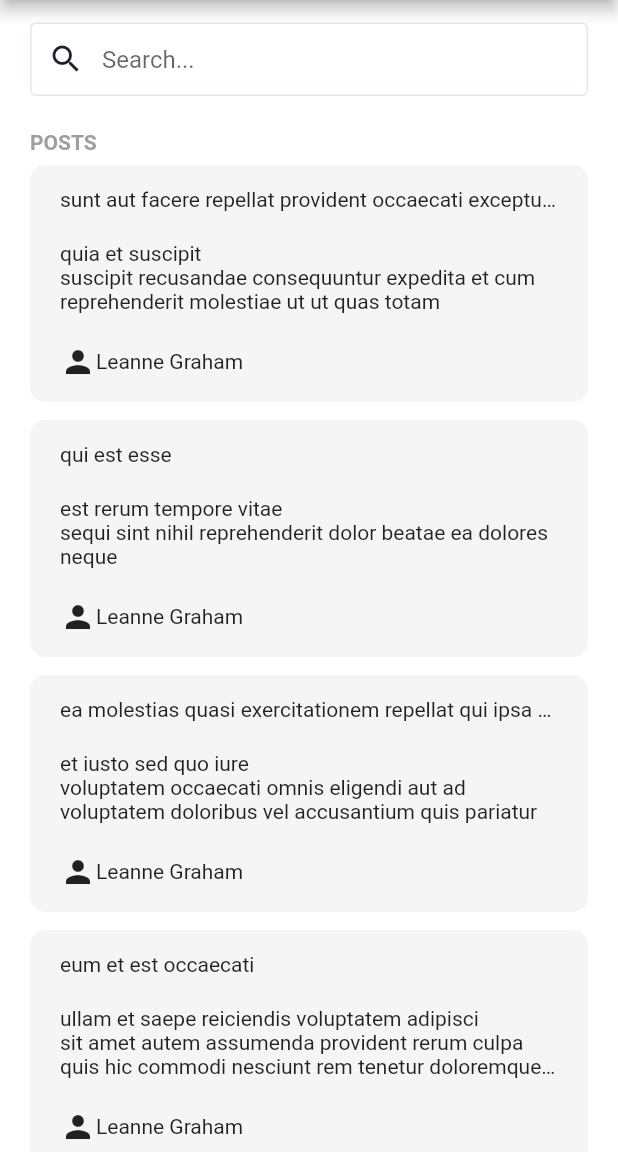
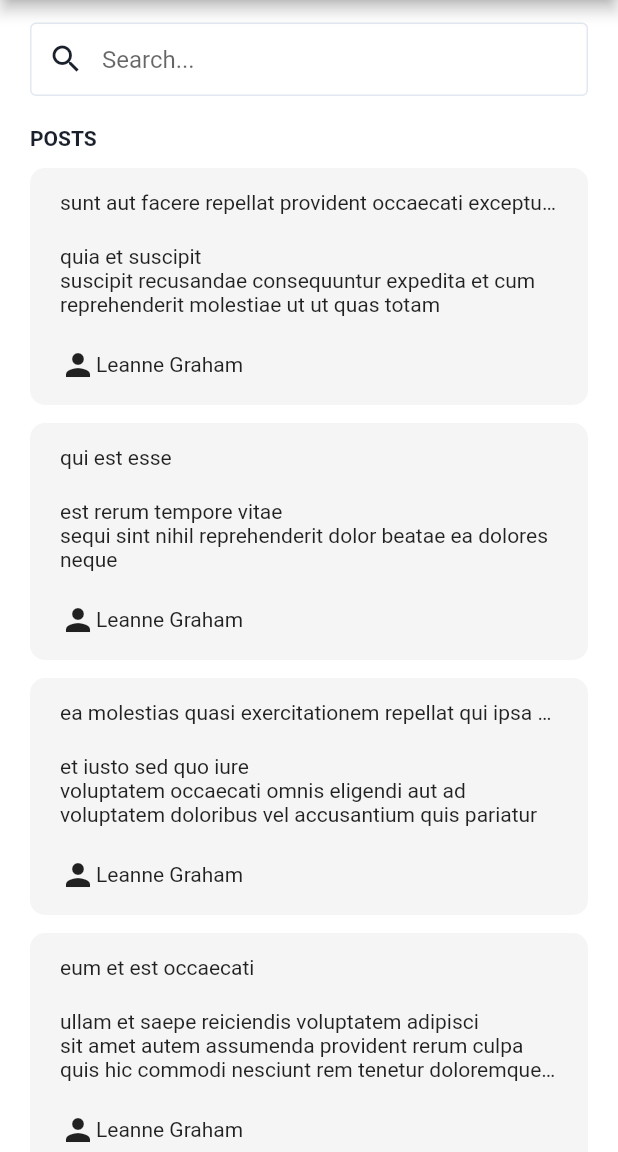
Before and after one commit to sefadogan/searchable-cards-flutter, a Flutter app: the screen it shows after launch, on a phone screen of 412 x 824 dp, the part 84-1236 px from its top. Run offline on Flutter 3.47's test engine with Material 2 defaults, Android fonts, the phone set to English and light mode, and no system bars; our stand-ins replace flutter_redux, redux; Roboto replaces fonts that are missing (Quicksand).

```diff
--- a/lib/pages/home/home_page.dart
+++ b/lib/pages/home/home_page.dart
@@ -30,7 +30,9 @@ class _HomePageState extends State<HomePage> {
       body: StoreConnector<AppState, AppState>(
         converter: (store) => store.state,
         builder: (context, state) {
-          return SingleChildScrollView(
+          return GestureDetector(
+            onTap: () => FocusScope.of(context).unfocus(),
+            child: SingleChildScrollView(
               physics: const BouncingScrollPhysics(),
               child: Padding(
                 padding: const EdgeInsets.symmetric(horizontal: 20, vertical: 15),
@@ -39,7 +41,7 @@ class _HomePageState extends State<HomePage> {
                   children: [
                     PostSearchBar(),
                     Container(
-                    padding: const EdgeInsets.only(top: 20),
+                      padding: const EdgeInsets.only(top: 20, bottom: 6),
                       child: ScfText(
                         "POSTS",
                         style: contentDividerTitleTextStyle(),
@@ -49,6 +51,7 @@ class _HomePageState extends State<HomePage> {
                   ],
                 ),
               ),
+            ),
           );
         },
       ),
--- a/lib/styles/styles.dart
+++ b/lib/styles/styles.dart
@@ -1,10 +1,12 @@
 // Packages
 import 'package:flutter/material.dart';
 
-TextStyle contentDividerTitleTextStyle({color = Colors.grey, double fontSize = 14, double height = 1.4}) {
+const defaultColor = Color(0xff1a202c);
+const double defaultFontSize = 14.0;
+
+TextStyle contentDividerTitleTextStyle({color = defaultColor, double fontSize = defaultFontSize}) {
   return TextStyle(
     color: color,
     fontWeight: FontWeight.bold,
-    height: height,
   );
 }
--- a/lib/widgets/post/post_search_bar.dart/post_search_bar.dart
+++ b/lib/widgets/post/post_search_bar.dart/post_search_bar.dart
@@ -8,8 +8,6 @@ import 'package:SearchableCards/models/post/post_model.dart';
 // State
 import 'package:SearchableCards/state/redux/actions.dart';
 import 'package:SearchableCards/state/redux/app_state.dart';
-// Helpers
-import 'package:SearchableCards/common/helpers/post_helper.dart';
 
 class PostSearchBar extends StatefulWidget {
   @override
```
Lines whose indentation alone changed are shown as unchanged.
